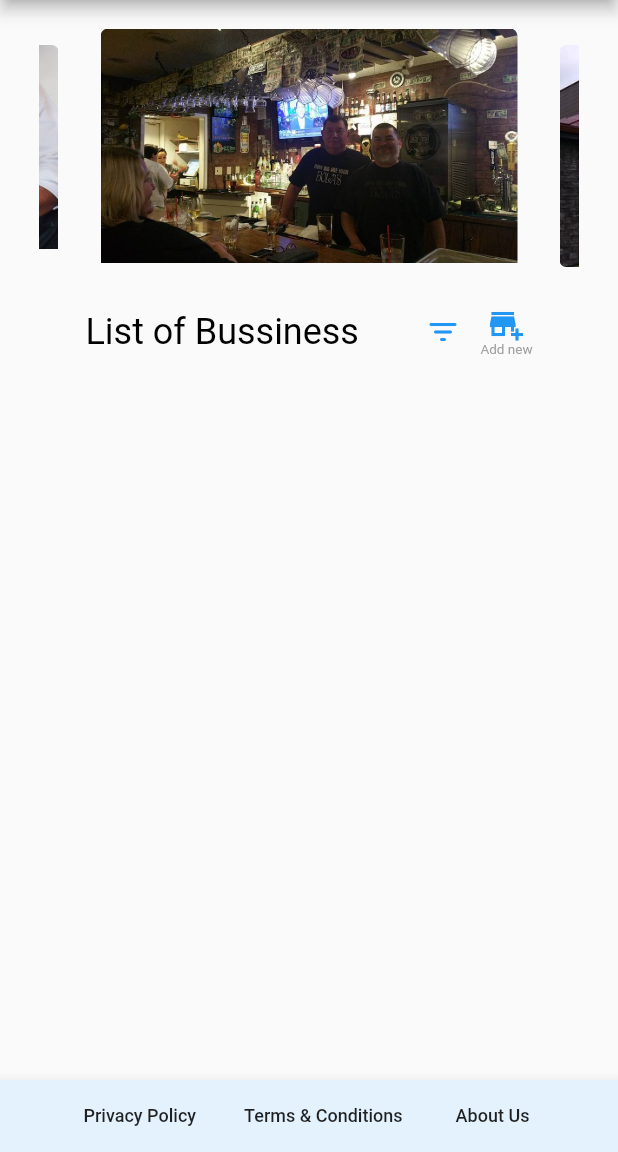
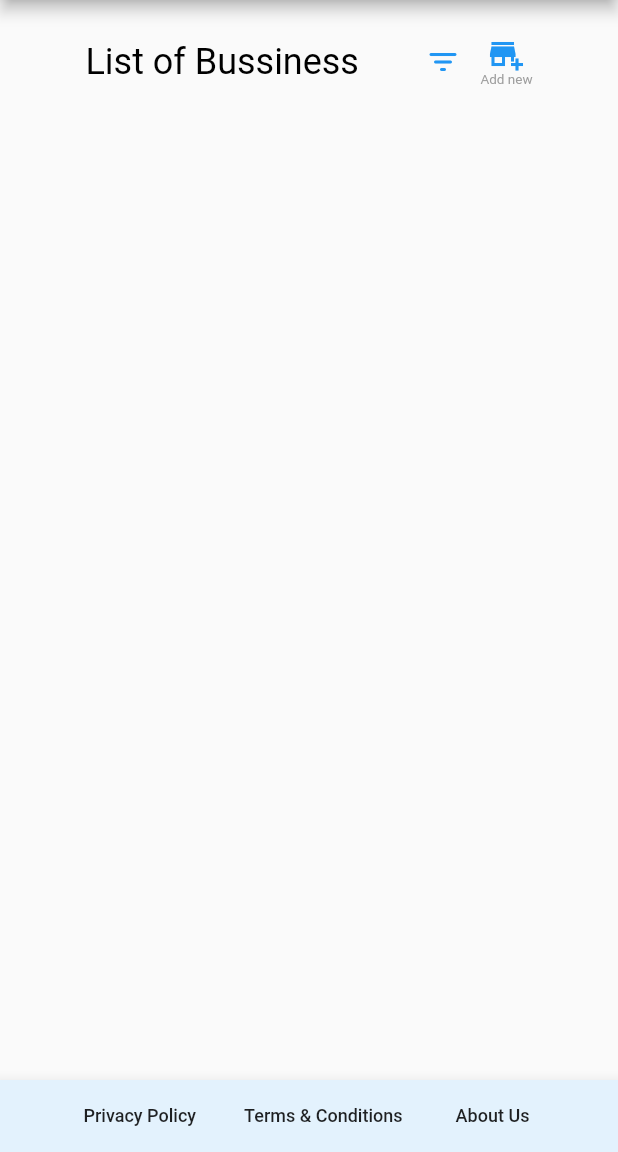
Before and after one commit to hiahmad30/SrsMinorityReportApp, a Flutter app: the RatingList screen opened by its route, on a phone screen of 412 x 824 dp, the part 84-1236 px from its top. Run offline on Flutter 3.47's test engine with Material 2 defaults, Android fonts, the phone set to English and light mode, and no system bars; drawn by our look-alikes of carousel_slider; our stand-ins replace cloud_firestore, file_picker, firebase_auth, firebase_core, firebase_storage, flutter_rating_bar and 5 more; accounts and stored records are empty; Roboto replaces fonts that are missing (Aclonica, Ubuntu).

Commit message:
list page attached

```diff
--- a/lib/Pages/ListPage.dart
+++ b/lib/Pages/ListPage.dart
@@ -15,47 +15,7 @@ class RatingList extends StatefulWidget {
 }
 
 class _RatingListState extends State<RatingList> {
-  final List<Widget> imageSliders = imgList
-      .map((item) => Container(
-            child: Container(
-              margin: EdgeInsets.all(5),
-              child: ClipRRect(
-                  borderRadius: BorderRadius.all(Radius.circular(5.0)),
-                  child: Stack(
-                    children: <Widget>[
-                      Image.asset(item, fit: BoxFit.cover, width: 1000.0),
-                      Positioned(
-                        bottom: 0.0,
-                        left: 0.0,
-                        right: 0.0,
-                        child: Container(
-                          decoration: BoxDecoration(
-                            gradient: LinearGradient(
-                              colors: [
-                                Color.fromARGB(200, 0, 0, 0),
-                                Color.fromARGB(0, 0, 0, 0)
-                              ],
-                              begin: Alignment.topCenter,
-                              end: Alignment.topCenter,
-                            ),
-                          ),
-                          padding: EdgeInsets.symmetric(
-                              vertical: 10.0, horizontal: 20.0),
-                          // child: Text(
-                          //   'No. ${imgList.indexOf(item)} image',
-                          //   style: TextStyle(
-                          //     color: Colors.white,
-                          //     fontSize: 20.0,
-                          //     fontWeight: FontWeight.bold,
-                          //   ),
-                          // ),
-                        ),
-                      ),
-                    ],
-                  )),
-            ),
-          ))
-      .toList();
+
 
   @override
   Widget build(BuildContext context) {
@@ -85,15 +45,6 @@ class _RatingListState extends State<RatingList> {
           child: Padding(
             padding: const EdgeInsets.all(10.0),
             child: ListTile(
-              title: CarouselSlider(
-                options: CarouselOptions(
-                  autoPlay: true,
-                  aspectRatio: 2,
-                  enlargeCenterPage: true,
-                  enlargeStrategy: CenterPageEnlargeStrategy.scale,
-                ),
-                items: imageSliders,
-              ),
               subtitle: Column(
                 mainAxisSize: MainAxisSize.max,
                 mainAxisAlignment: MainAxisAlignment.spaceEvenly,
```
